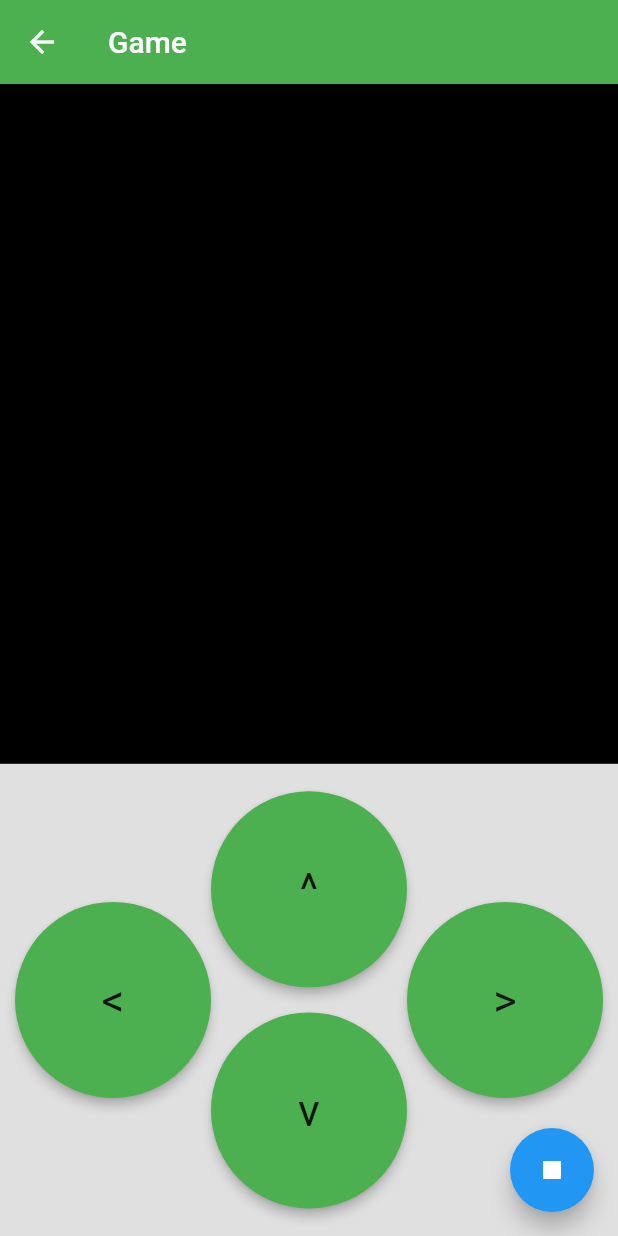
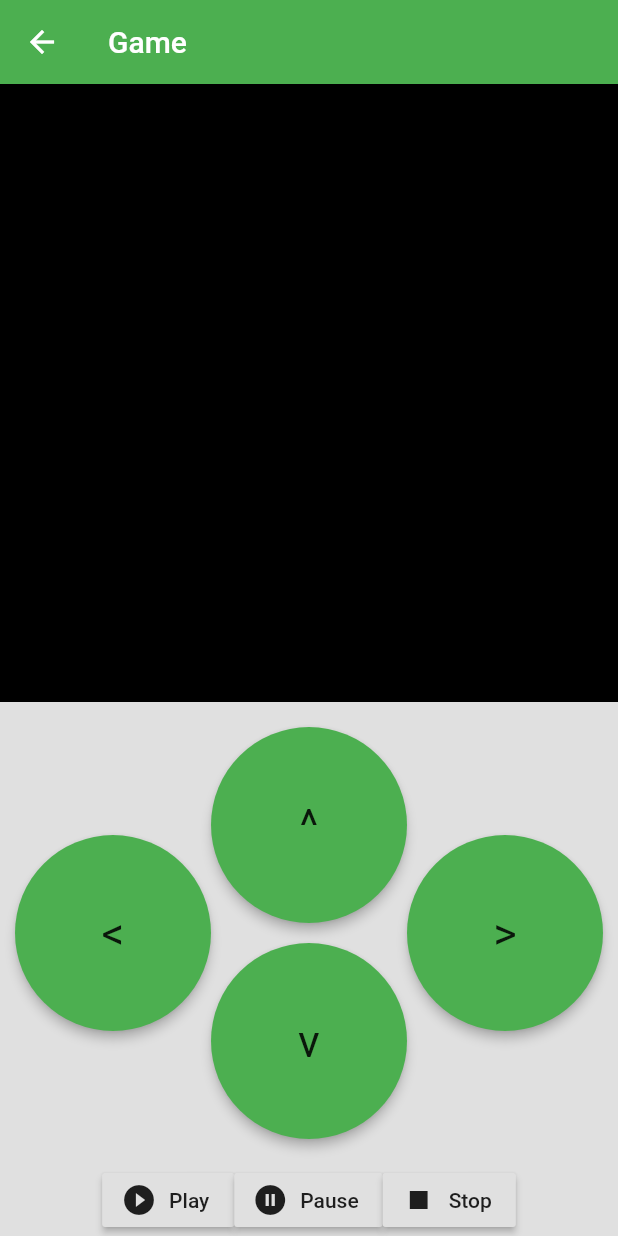
Before and after one commit to MattAgn/SnakeFlutter, a Flutter app: the screen it shows after launch, on a phone screen of 412 x 824 dp. Run offline on Flutter 3.47's test engine with Material 2 defaults, Android fonts, the phone set to English and light mode, and no system bars.

Commit message:
:sparkles: (ECS) implement play, pause and stop

```diff
--- a/lib/ecs/systems/main.dart
+++ b/lib/ecs/systems/main.dart
@@ -19,21 +19,31 @@ class GameSystem extends System {
     this.moveSystem = MoveSystem();
   }
 
-  init() {
-    print("init game");
+  initEntities() {
+    print("init entities");
     final snake = SnakeEntity();
     final apple = AppleEntity();
     apple.coordinatesList = [initialApplePosition];
     snake.coordinatesList = [initialSnakePosition];
     snake.speed = Speed(dx: 2, dy: 1);
     this.entities = [snake, apple];
+  }
 
-    timer = Timer.periodic(Duration(seconds: 1), (_) {
+  play() {
+    print("play");
+    this.timer = Timer.periodic(Duration(seconds: 1), (_) {
       moveSystem.handleEntities(entities);
     });
   }
 
   stop() {
-    timer?.cancel();
+    print("stop");
+    this.timer?.cancel();
+    this.initEntities();
+  }
+
+  pause() {
+    print("pause");
+    this.timer.cancel();
   }
 }
--- a/lib/ecs/systems/move.dart
+++ b/lib/ecs/systems/move.dart
@@ -6,7 +6,6 @@ import 'package:snake_game/ecs/components/positions.dart';
 class MoveSystem extends System {
   @override
   handleEntities(entities) {
-    print("move system");
     final movableEntities = this.getEntitiesByComponents<MovableComponent,
         PositionsComponent, SnakeEntity>(entities);
 
@@ -20,7 +19,7 @@ class MoveSystem extends System {
 
       entity.coordinatesList.insert(0, newEntityHead);
       entity.coordinatesList.removeLast();
-      print(entity.coordinatesList.first.x);
+      print("New x position: " + entity.coordinatesList.first.x.toString());
     });
   }
 }
--- a/lib/ecs/systems/system.dart
+++ b/lib/ecs/systems/system.dart
@@ -1,13 +1,16 @@
+import 'package:snake_game/ecs/entities/entity.dart';
+
 class System {
   List<ComponentType> getEntitiesByComponent<ComponentType>(entities) {
-    return entities.where((entity) => entity is ComponentType);
+    return entities.where((entity) => entity is ComponentType).toList();
   }
 
-  List<EntityType>
-      getEntitiesByComponents<ComponentType1, ComponentType2, EntityType>(
-          entities) {
-    return entities.where(
-        (entity) => entity is ComponentType1 || entity is ComponentType2);
+  getEntitiesByComponents<ComponentType1, ComponentType2, EntityType>(
+      List<Entity> entities) {
+    return entities
+        .where((entity) => entity is ComponentType1 && entity is ComponentType2)
+        .map((e) => e as EntityType)
+        .toList();
   }
 
   handleEntities(entities) {}
--- a/lib/screens/game_board.dart
+++ b/lib/screens/game_board.dart
@@ -6,7 +6,7 @@ class GameBoard extends StatelessWidget {
   @override
   Widget build(BuildContext context) {
     final GameSystem gameSystem = GameSystem();
-    gameSystem.init();
+    gameSystem.initEntities();
     return Scaffold(
       backgroundColor: Colors.grey[300],
       appBar: AppBar(
@@ -18,7 +18,7 @@ class GameBoard extends StatelessWidget {
           children: <Widget>[
             Container(
               color: Colors.black,
-              height: MediaQuery.of(context).size.height * 0.55,
+              height: MediaQuery.of(context).size.height * 0.50,
             ),
             Expanded(
               child: Container(
@@ -48,11 +48,29 @@ class GameBoard extends StatelessWidget {
                 ),
               ),
             ),
+            Row(
+              mainAxisAlignment: MainAxisAlignment.center,
+              children: <Widget>[
+                RaisedButton.icon(
+                  label: Text("Play"),
+                  icon: Icon(Icons.play_circle_filled),
+                  onPressed: gameSystem.play,
+                ),
+                RaisedButton.icon(
+                  label: Text("Pause"),
+                  icon: Icon(Icons.pause_circle_filled),
+                  onPressed: gameSystem.pause,
+                ),
+                RaisedButton.icon(
+                  label: Text("Stop"),
+                  icon: Icon(Icons.stop),
+                  onPressed: gameSystem.stop,
+                )
+              ],
+            )
           ],
         ),
       ),
-      floatingActionButton: FloatingActionButton(
-          child: Icon(Icons.stop), onPressed: gameSystem.stop),
     );
   }
 }
```
